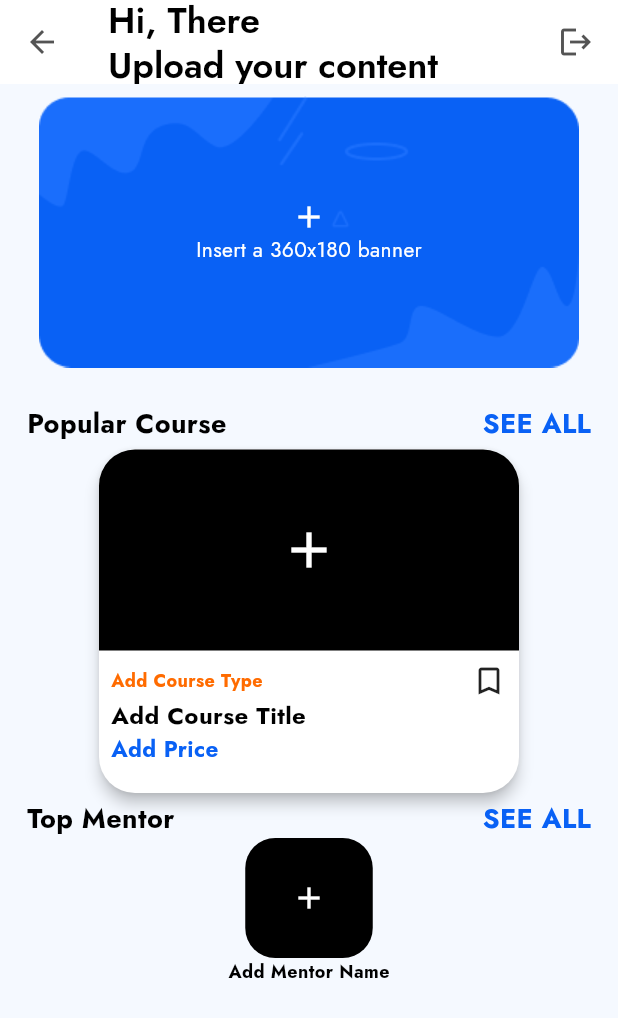
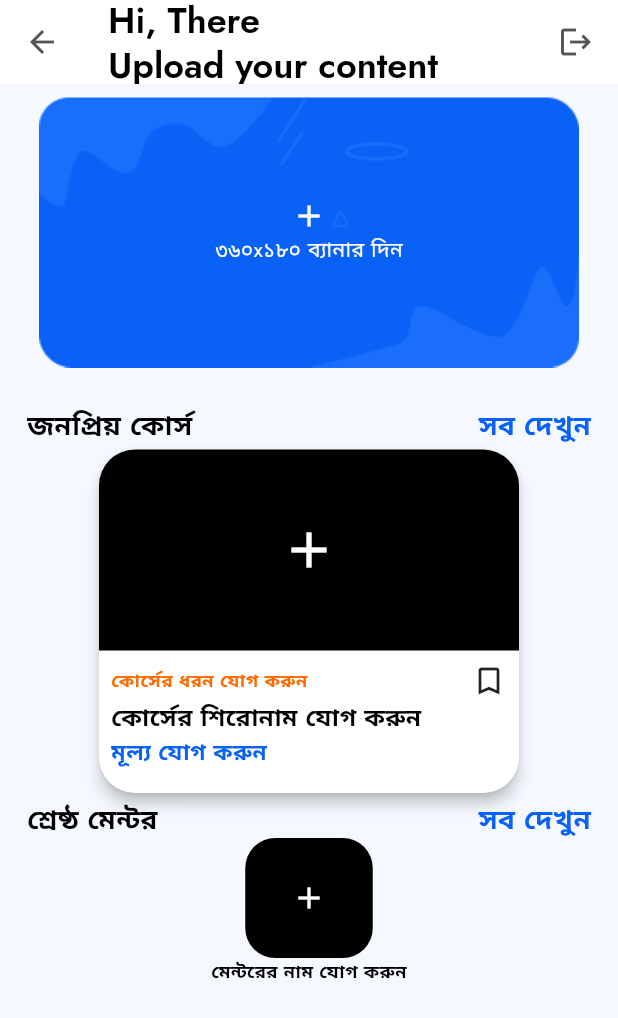
Before and after one commit to Learnathon-By-Geeky-Solutions/ode-to-code, a Flutter app: the CustomScaffold screen opened directly, on a phone screen of 412 x 824 dp. Shown: the top 1018 px of the screen. Run offline on Flutter 3.47's test engine with Material 3 defaults, Android fonts, the light colour scheme and no system bars; our stand-ins replace carousel_slider, flutter_dotenv, flutter_svg, get, google_fonts, image_picker and 7 more; accounts and stored records are empty.

Commit message:
sonar.yml update and other ui update

```diff
--- a/lib/resources/app_translations.dart
+++ b/lib/resources/app_translations.dart
@@ -5,23 +5,110 @@ class AppTranslations extends Translations {
   Map<String, Map<String, String>> get keys => {
         'en': {
           'appTitle': 'EduBridge',
-          'welcome': 'Welcome',
+          'welcome': 'Welcome!',
           'signIn': 'Sign In',
           'profile': 'Profile',
           'home': 'Home',
           'settings': 'Settings',
           'dark_mode': 'Dark Mode',
           'language': 'Language',
+
+          // Course UI
+          'popular_courses': 'Popular Courses',
+          'add_course_details': 'Add Course Details',
+          'add_course_type': 'Add Course Type',
+          'add_course_title': 'Add Course Title',
+          'add_price': 'Add Price',
+          'course_name_hint': 'Course Name',
+          'course_price_hint': 'Course price',
+          'course_type_hint': 'Course type',
+          'add': 'Add',
+          'error_fill_fields': 'Please fill all fields and add an image.',
+          'price': 'Price',
+
+          // Banner UI
+          'add_banner': 'Add Banner',
+          'enter_banner_name': 'Enter banner name',
+          'add_image': 'Add Image',
+          'no_image_selected': 'No image selected',
+
+          // Mentor UI
+          'top_mentor': 'Top Mentor',
+          'add_mentor_name': 'Add Mentor Name',
+          'add_mentor_info': 'Add Mentor Information',
+          'designation_hint': 'Designation',
+          'what_he_do_hint': 'What he do',
+          'description_hint': 'Description',
+
+          // English additions
+          'label_name': 'Name',
+          'label_designation': 'Designation',
+          'label_what_he_do': 'What He Do',
+          'label_description': 'Description',
+          'user_email': 'User Email',
+          'warning': 'Warning',
+
+          // Other
+          'popular_course': 'Popular Course',
+          'see_all': 'SEE ALL',
+          'forget_password': 'Forget Password',
+          'categories': 'Categories',
+          'hi_there': 'Hi there!',
+          'search_prompt': 'What would you like to learn today? \nSearch below',
         },
         'bn': {
           'appTitle': 'এডু ব্রিজ',
-          'welcome': 'স্বাগতম',
+          'welcome': 'স্বাগতম!',
           'signIn': 'সাইন ইন',
           'profile': 'প্রোফাইল',
           'home': 'হোম',
           'settings': 'সেটিংস',
           'dark_mode': 'ডার্ক মোড',
           'language': 'ভাষা',
+
+          // Course UI
+          'popular_courses': 'জনপ্রিয় কোর্স',
+          'add_course_details': 'কোর্সের বিস্তারিত যোগ করুন',
+          'add_course_type': 'কোর্সের ধরন যোগ করুন',
+          'add_course_title': 'কোর্সের শিরোনাম যোগ করুন',
+          'add_price': 'মূল্য যোগ করুন',
+          'course_name_hint': 'কোর্সের নাম',
+          'course_price_hint': 'কোর্সের মূল্য',
+          'course_type_hint': 'কোর্সের ধরন',
+          'add': 'যোগ করুন',
+          'error_fill_fields': 'সব ঘর পূরণ করুন এবং একটি ছবি যোগ করুন।',
+          'price': 'মূল্য',
+
+          // Banner UI
+          'add_banner': 'ব্যানার যোগ করুন',
+          'enter_banner_name': 'ব্যানারের নাম লিখুন',
+          'add_image': 'ছবি যোগ করুন',
+          'no_image_selected': 'কোনো ছবি নির্বাচন করা হয়নি',
+          'insert_banner_instruction': '৩৬০x১৮০ ব্যানার দিন',
+
+          // Mentor UI
+          'top_mentor': 'শ্রেষ্ঠ মেন্টর',
+          'add_mentor_name': 'মেন্টরের নাম যোগ করুন',
+          'add_mentor_info': 'মেন্টরের তথ্য যোগ করুন',
+          'designation_hint': 'পদবী',
+          'what_he_do_hint': 'তিনি কি করেন',
+          'description_hint': 'বর্ণনা',
+
+          // Bangla additions
+          'label_name': 'নাম',
+          'label_designation': 'পদবী',
+          'label_what_he_do': 'তিনি যা করেন',
+          'label_description': 'বর্ণনা',
+          'user_email': 'ইউজার ইমেইল',
+          'warning': 'সতর্কতা',
+
+          // Other
+          'popular_course': 'জনপ্রিয় কোর্স',
+          'see_all': 'সব দেখুন',
+          'forget_password': 'পাসওয়ার্ড ভুলে গেছেন',
+          'categories': 'বিভাগসমূহ',
+          'hi_there': 'হ্যালো!',
+          'search_prompt': 'আজ আপনি কী শিখতে চান?\nনীচে অনুসন্ধান করুন',
         },
       };
 }
--- a/lib/utils/custom_scaffold.dart
+++ b/lib/utils/custom_scaffold.dart
@@ -35,7 +35,7 @@ class CustomScaffold extends StatelessWidget {
           crossAxisAlignment: CrossAxisAlignment.start,
           children: [
             CustomText(
-              text: name ?? "Welcome!",
+              text: name ?? 'welcome'.tr,
               fontSize: 24,
               fontWeight: FontWeight.w600,
             ),
--- a/lib/utils/custom_text.dart
+++ b/lib/utils/custom_text.dart
@@ -6,7 +6,7 @@ class CustomText extends StatelessWidget {
   final double fontSize;
   final FontWeight fontWeight;
   final Color color;
-  final TextStyle? customStyle; // Allow full customizability of style
+  final TextStyle? customStyle;
 
   const CustomText({
     required this.text,
--- a/lib/view/admin_content_post/widget/add_offer_slider.dart
+++ b/lib/view/admin_content_post/widget/add_offer_slider.dart
@@ -13,7 +13,7 @@ class AddOfferSlider extends StatelessWidget {
       child: Stack(
         children: [
           Image.asset(AssetsPath.sliderCard),
-          const Positioned(
+          Positioned(
             left: 0,
             right: 0,
             top: 0,
@@ -23,9 +23,10 @@ class AddOfferSlider extends StatelessWidget {
               child: Column(
                 mainAxisSize: MainAxisSize.min,
                 children: [
-                  Icon(Icons.add, color: AppColors.white),
+                  const Icon(Icons.add, color: AppColors.white),
                   CustomText(
-                      text: "Insert a 360x180 banner", color: Colors.white),
+                      text: 'insert_banner_instruction'.tr,
+                      color: Colors.white),
                 ],
               ),
             ),
--- a/lib/view/admin_content_post/widget/add_popular_course.dart
+++ b/lib/view/admin_content_post/widget/add_popular_course.dart
@@ -18,15 +18,15 @@ class _AddPopularCourseState extends State<AddPopularCourse> {
           child: Row(
             mainAxisAlignment: MainAxisAlignment.spaceBetween,
             children: [
-              const CustomText(
-                text: "Popular Course",
+              CustomText(
+                text: 'popular_course'.tr,
                 fontWeight: FontWeight.bold,
                 fontSize: 18,
               ),
               InkWell(
                 onTap: () {},
-                child: const CustomText(
-                  text: "SEE ALL",
+                child: CustomText(
+                  text: 'see_all'.tr,
                   fontWeight: FontWeight.bold,
                   fontSize: 18,
                   color: AppColors.themeColor,
@@ -83,8 +83,8 @@ class _AddPopularCourseState extends State<AddPopularCourse> {
                 bottomLeft: Radius.circular(24),
                 bottomRight: Radius.circular(24),
               )),
-              child: const Padding(
-                padding: EdgeInsets.all(8.0),
+              child: Padding(
+                padding: const EdgeInsets.all(8.0),
                 child: Column(
                   crossAxisAlignment: CrossAxisAlignment.start,
                   children: [
@@ -92,23 +92,23 @@ class _AddPopularCourseState extends State<AddPopularCourse> {
                       mainAxisAlignment: MainAxisAlignment.spaceBetween,
                       children: [
                         CustomText(
-                          text: "Add Course Type",
+                          text: 'add_course_type'.tr,
                           color: AppColors.orange,
                           fontSize: 12,
                           fontWeight: FontWeight.bold,
                         ),
-                        Icon(Icons.bookmark_border)
+                        const Icon(Icons.bookmark_border)
                       ],
                     ),
                     CustomText(
-                      text: "Add Course Title",
+                      text: 'add_course_title'.tr,
                       fontSize: 16,
                       fontWeight: FontWeight.bold,
                     ),
                     Row(
                       children: [
                         CustomText(
-                          text: "Add Price",
+                          text: 'add_price'.tr,
                           fontWeight: FontWeight.bold,
                           fontSize: 15,
                           color: AppColors.themeColor,
--- a/lib/view/admin_content_post/widget/add_top_mentor.dart
+++ b/lib/view/admin_content_post/widget/add_top_mentor.dart
@@ -18,15 +18,15 @@ class _AddTopMentorState extends State<AddTopMentor> {
           child: Row(
             mainAxisAlignment: MainAxisAlignment.spaceBetween,
             children: [
-              const CustomText(
-                text: "Top Mentor",
+              CustomText(
+                text: 'top_mentor'.tr,
                 fontWeight: FontWeight.bold,
                 fontSize: 18,
               ),
               InkWell(
                 onTap: () {},
                 child: CustomText(
-                  text: "SEE ALL",
+                  text: 'see_all'.tr,
                   fontWeight: FontWeight.bold,
                   fontSize: 18,
                   color: AppColors.themeColor,
@@ -70,8 +70,8 @@ class _AddTopMentorState extends State<AddTopMentor> {
             ),
           ],
         ),
-        const CustomText(
-          text: "Add Mentor Name",
+        CustomText(
+          text: 'add_mentor_name'.tr,
           color: Colors.black,
           fontSize: 12,
           fontWeight: FontWeight.bold,
--- a/lib/view/auth/sign_in/widget/forgot_password_text_button.dart
+++ b/lib/view/auth/sign_in/widget/forgot_password_text_button.dart
@@ -10,8 +10,8 @@ class ForgotPasswordTextButton extends StatelessWidget {
       alignment: Alignment.topRight,
       child: GestureDetector(
         onTap: () => Get.to(() => const ForgotPasswordView()),
-        child: const CustomText(
-          text: "Forget Password",
+        child: CustomText(
+          text: 'forget_password'.tr,
           fontWeight: FontWeight.w900,
           fontSize: 16,
           color: AppColors.blackGray,
--- a/lib/view/home/popular_courses/popular_courses_view.dart
+++ b/lib/view/home/popular_courses/popular_courses_view.dart
@@ -12,8 +12,8 @@ class PopularCoursesView extends StatelessWidget {
       backgroundColor: AppColors.white,
       appBar: AppBar(
         backgroundColor: AppColors.white,
-        title: const CustomText(
-          text: "Popular Courses",
+        title: CustomText(
+          text: 'popular_course'.tr,
           fontWeight: FontWeight.bold,
           fontSize: 20,
         ),
@@ -110,7 +110,7 @@ class PopularCoursesView extends StatelessWidget {
                     Row(
                       children: [
                         CustomText(
-                          text: "Price : ${course.price}",
+                          text: '${'price'.tr} : ${course.price}',
                           fontWeight: FontWeight.bold,
                           fontSize: 15,
                           color: AppColors.themeColor,
```
Also changed, not shown: 1 other file.
